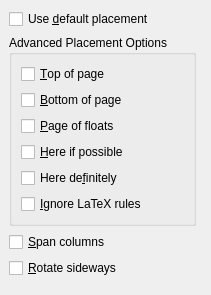
The window that src/frontends/qt4/ui/FloatPlacementUi.ui (cburschka/lyx) describes before a commit, drawn with Qt 5.
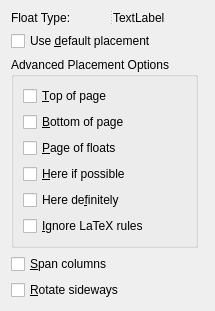
The same window after the commit.

Commit message: * Migrate InsetFloat to InsetDialog * Bug fix and clean up InsetFloat parameter handling: this is still not very clean as the float type is not really a parameter still... The solution is to defer the float type reading to the actual inset reading, not its creation.

The edit to the form file:
```diff
--- a/src/frontends/qt4/ui/FloatPlacementUi.ui
+++ b/src/frontends/qt4/ui/FloatPlacementUi.ui
@@ -12,70 +12,94 @@
   <property name="windowTitle" >
    <string>Form</string>
   </property>
-  <layout class="QGridLayout" >
-   <property name="margin" >
-    <number>9</number>
-   </property>
-   <property name="spacing" >
-    <number>6</number>
-   </property>
-   <item row="0" column="0" colspan="2" >
-    <widget class="QCheckBox" name="defaultsCB" >
-     <property name="text" >
+  <layout class="QGridLayout" name="gridLayout">
+   <item row="0" column="0">
+    <widget class="QSplitter" name="splitter">
+     <property name="orientation">
+      <enum>Qt::Horizontal</enum>
+     </property>
+     <widget class="QLabel" name="floatTypeTitle">
+      <property name="text">
+       <string>Float Type:</string>
+      </property>
+     </widget>
+     <widget class="QLabel" name="floatType">
+      <property name="text">
+       <string>TextLabel</string>
+      </property>
+     </widget>
+    </widget>
+   </item>
+   <item row="1" column="0" colspan="2">
+    <spacer name="spacer">
+     <property name="orientation">
+      <enum>Qt::Vertical</enum>
+     </property>
+     <property name="sizeHint" stdset="0">
+      <size>
+       <width>20</width>
+       <height>20</height>
+      </size>
+     </property>
+    </spacer>
+   </item>
+   <item row="2" column="0">
+    <widget class="QCheckBox" name="defaultsCB">
+     <property name="text">
       <string>Use &amp;default placement</string>
      </property>
     </widget>
    </item>
-   <item row="1" column="0" >
-    <widget class="QGroupBox" name="options" >
-     <property name="title" >
+   <item row="3" column="0">
+    <widget class="QGroupBox" name="options">
+     <property name="title">
       <string>Advanced Placement Options</string>
      </property>
-     <layout class="QGridLayout" >
-      <property name="margin" >
+     <layout class="QGridLayout">
+      <property name="margin">
        <number>9</number>
       </property>
-      <property name="spacing" >
+      <property name="spacing">
        <number>6</number>
       </property>
-      <item row="0" column="0" >
-       <widget class="QCheckBox" name="topCB" >
-        <property name="text" >
+      <item row="0" column="0">
+       <widget class="QCheckBox" name="topCB">
+        <property name="text">
          <string>&amp;Top of page</string>
         </property>
        </widget>
       </item>
-      <item row="5" column="0" >
-       <widget class="QCheckBox" name="ignoreCB" >
-        <property name="text" >
+      <item row="5" column="0">
+       <widget class="QCheckBox" name="ignoreCB">
+        <property name="text">
          <string>&amp;Ignore LaTeX rules</string>
         </property>
        </widget>
       </item>
-      <item row="4" column="0" >
-       <widget class="QCheckBox" name="heredefinitelyCB" >
-        <property name="text" >
+      <item row="4" column="0">
+       <widget class="QCheckBox" name="heredefinitelyCB">
+        <property name="text">
          <string>Here de&amp;finitely</string>
         </property>
        </widget>
       </item>
-      <item row="3" column="0" >
-       <widget class="QCheckBox" name="herepossiblyCB" >
-        <property name="text" >
+      <item row="3" column="0">
+       <widget class="QCheckBox" name="herepossiblyCB">
+        <property name="text">
          <string>&amp;Here if possible</string>
         </property>
        </widget>
       </item>
-      <item row="2" column="0" >
-       <widget class="QCheckBox" name="pageCB" >
-        <property name="text" >
+      <item row="2" column="0">
+       <widget class="QCheckBox" name="pageCB">
+        <property name="text">
          <string>&amp;Page of floats</string>
         </property>
        </widget>
       </item>
-      <item row="1" column="0" >
-       <widget class="QCheckBox" name="bottomCB" >
-        <property name="text" >
+      <item row="1" column="0">
+       <widget class="QCheckBox" name="bottomCB">
+        <property name="text">
          <string>&amp;Bottom of page</string>
         </property>
        </widget>
@@ -83,7 +107,7 @@
      </layout>
     </widget>
    </item>
-   <item row="1" column="1" >
+   <item row="3" column="1">
     <spacer>
      <property name="orientation" >
       <enum>Qt::Horizontal</enum>
@@ -96,21 +120,21 @@
      </property>
     </spacer>
    </item>
-   <item row="2" column="0" colspan="2" >
-    <widget class="QCheckBox" name="spanCB" >
-     <property name="text" >
+   <item row="4" column="0">
+    <widget class="QCheckBox" name="spanCB">
+     <property name="text">
       <string>&amp;Span columns</string>
      </property>
     </widget>
    </item>
-   <item row="3" column="0" colspan="2" >
-    <widget class="QCheckBox" name="sidewaysCB" >
-     <property name="text" >
+   <item row="5" column="0">
+    <widget class="QCheckBox" name="sidewaysCB">
+     <property name="text">
       <string>&amp;Rotate sideways</string>
      </property>
     </widget>
    </item>
-   <item row="4" column="0" >
+   <item row="6" column="0">
     <spacer>
      <property name="orientation" >
       <enum>Qt::Vertical</enum>
```
Left out of the diff: 23 changed lines with no effect on the pictures. The commit also changes 7 other files.
